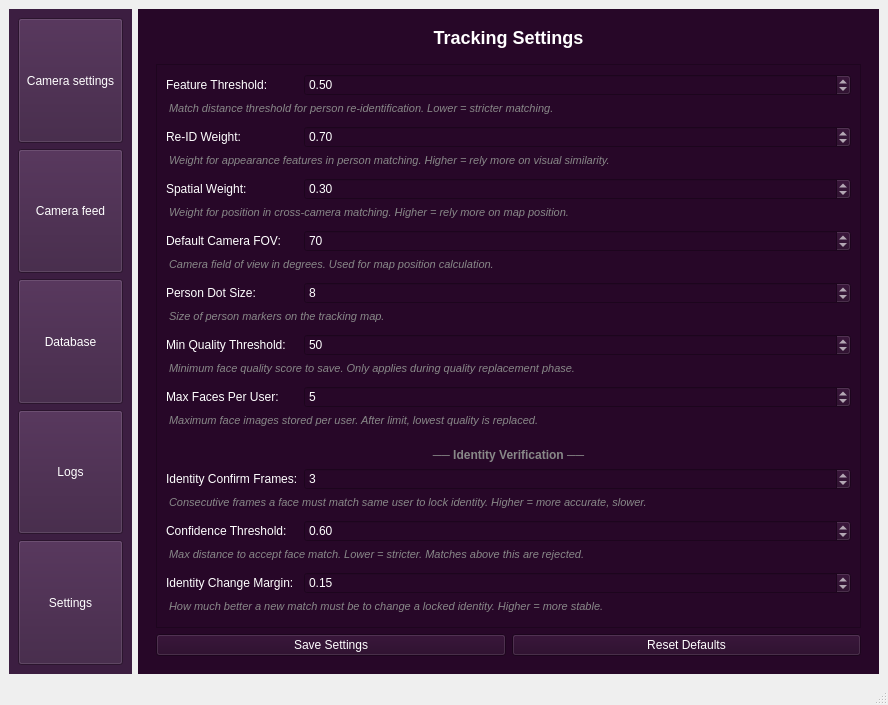
Above: UIs/main.ui from Sahasvinandith/ObserveAI_main before the change. Below: the same form after it.
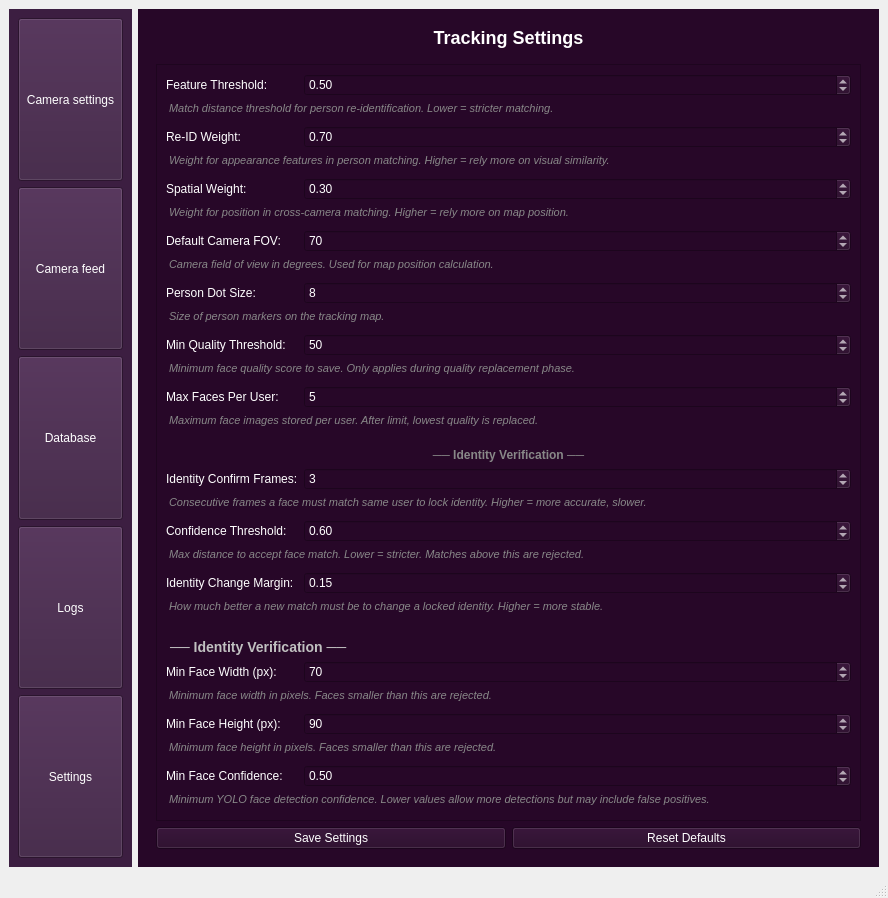
That is the form after the change. The open tabs and pages were chosen to show the change.

Commit message: made Yolo face detection more specific using minimum size and confidence requirements.

The edit to the form file:
```diff
--- a/UIs/main.ui
+++ b/UIs/main.ui
@@ -562,6 +562,74 @@
                 <property name="wordWrap"><bool>true</bool></property>
                </widget>
               </item>
+              <!-- Face Validation Section Header -->
+              <item row="21" column="0" colspan="2">
+               <widget class="QLabel" name="face_validation_header">
+                <property name="text"><string>── Identity Verification ──</string></property>
+                <property name="styleSheet"><string>font-weight: bold; font-size: 14px; margin-top: 15px; color: #c0c0c0;</string></property>
+               </widget>
+              </item>
+              <!-- Min Face Width -->
+              <item row="22" column="0">
+               <widget class="QLabel" name="min_face_width_label">
+                <property name="text"><string>Min Face Width (px):</string></property>
+               </widget>
+              </item>
+              <item row="22" column="1">
+               <widget class="QSpinBox" name="min_face_width_spinbox">
+                <property name="minimum"><number>20</number></property>
+                <property name="maximum"><number>200</number></property>
+                <property name="value"><number>70</number></property>
+               </widget>
+              </item>
+              <item row="23" column="0" colspan="2">
+               <widget class="QLabel" name="min_width_desc">
+                <property name="text"><string>Minimum face width in pixels. Faces smaller than this are rejected.</string></property>
+                <property name="styleSheet"><string>color: #888; font-size: 11px; font-style: italic; margin-bottom: 5px;</string></property>
+                <property name="wordWrap"><bool>true</bool></property>
+               </widget>
+              </item>
+              <!-- Min Face Height -->
+              <item row="24" column="0">
+               <widget class="QLabel" name="min_face_height_label">
+                <property name="text"><string>Min Face Height (px):</string></property>
+               </widget>
+              </item>
+              <item row="24" column="1">
+               <widget class="QSpinBox" name="min_face_height_spinbox">
+                <property name="minimum"><number>20</number></property>
+                <property name="maximum"><number>200</number></property>
+                <property name="value"><number>90</number></property>
+               </widget>
+              </item>
+              <item row="25" column="0" colspan="2">
+               <widget class="QLabel" name="min_height_desc">
+                <property name="text"><string>Minimum face height in pixels. Faces smaller than this are rejected.</string></property>
+                <property name="styleSheet"><string>color: #888; font-size: 11px; font-style: italic; margin-bottom: 5px;</string></property>
+                <property name="wordWrap"><bool>true</bool></property>
+               </widget>
+              </item>
+              <!-- Min Face Confidence -->
+              <item row="26" column="0">
+               <widget class="QLabel" name="min_face_conf_label">
+                <property name="text"><string>Min Face Confidence:</string></property>
+               </widget>
+              </item>
+              <item row="26" column="1">
+               <widget class="QDoubleSpinBox" name="min_face_confidence_spinbox">
+                <property name="minimum"><double>0.1</double></property>
+                <property name="maximum"><double>1.0</double></property>
+                <property name="singleStep"><double>0.05</double></property>
+                <property name="value"><double>0.5</double></property>
+               </widget>
+              </item>
+              <item row="27" column="0" colspan="2">
+               <widget class="QLabel" name="min_conf_desc">
+                <property name="text"><string>Minimum YOLO face detection confidence. Lower values allow more detections but may include false positives.</string></property>
+                <property name="styleSheet"><string>color: #888; font-size: 11px; font-style: italic; margin-bottom: 5px;</string></property>
+                <property name="wordWrap"><bool>true</bool></property>
+               </widget>
+              </item>
              </layout>
             </widget>
            </item>
```
The commit also changes 4 other files.
